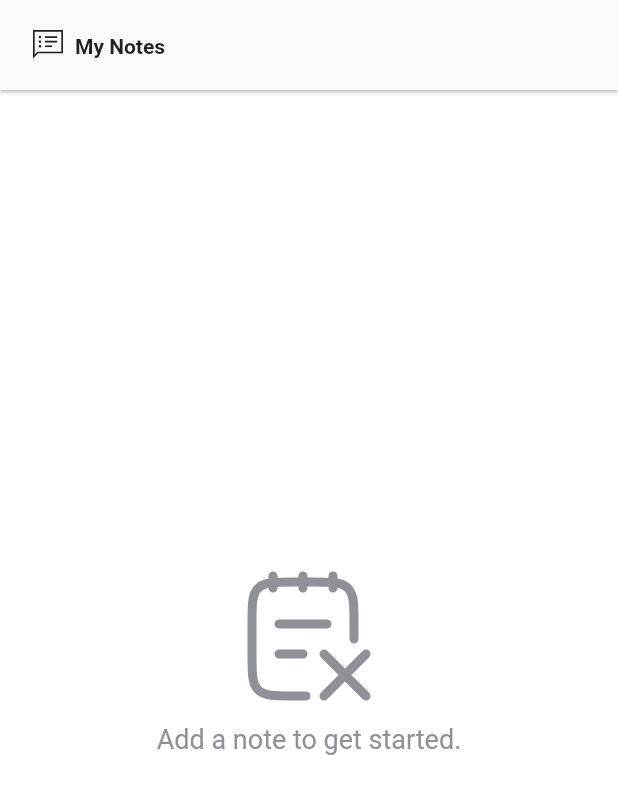
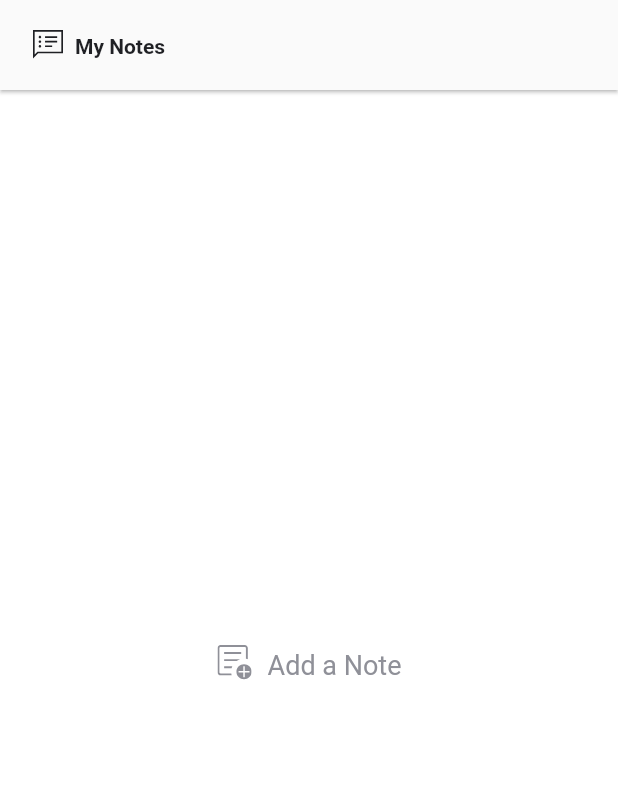
Before and after one commit to sanjeevnode/nort, a Flutter app: the NoteListPage screen opened directly, on a phone screen of 412 x 824 dp. Shown: the top 794 px of the screen. Run offline on Flutter 3.47's test engine with Material 3 defaults, Android fonts, the phone set to English and light mode, and no system bars; our stand-ins replace bloc, equatable, flutter_bloc, flutter_native_splash, flutter_svg, shared_preferences and 1 more; missing offline and left inert: cryptography; accounts and stored records are empty; Roboto replaces fonts that are missing (Montserrat).

Commit message:
Refactor empty screen layout in NoteListPage to use a row and update icon and text for better clarity

```diff
--- a/lib/ui/view/home/note_list_page.dart
+++ b/lib/ui/view/home/note_list_page.dart
@@ -79,7 +79,7 @@ class _NoteListPageState extends State<NoteListPage> {
 
   Widget _emptyScreen() {
     return Center(
-      child: Column(
+      child: Row(
         mainAxisAlignment: MainAxisAlignment.center,
         children: [
           InkWell(
@@ -87,18 +87,18 @@ class _NoteListPageState extends State<NoteListPage> {
               context.read<AppCubit>().setNav(NavType.addNotes);
             },
             child: SvgPicture.asset(
-              'assets/icons/empty.svg',
-              width: 88,
-              height: 88,
+              'assets/icons/add.svg',
+              width: 24,
+              height: 24,
               colorFilter: const ColorFilter.mode(
                 AppColors.dark100,
                 BlendMode.srcIn,
               ),
             ),
           ),
-          const SizedBox(height: 10),
+          const SizedBox(width: 10),
           Text(
-            'Add a note to get started.',
+            'Add a Note',
             textAlign: TextAlign.center,
             style: AppTextStyle.textXlRegular.copyWith(
               color: AppColors.dark100,
```
